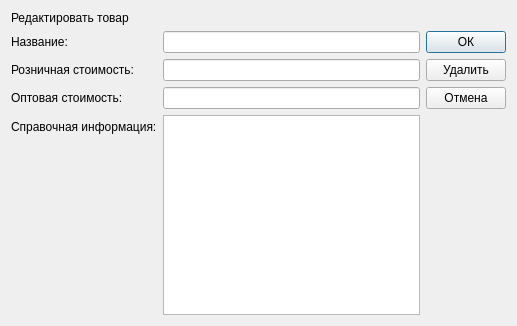
The window that dialog_edit_goods_manager.ui (MukizuL/Retail-Sale-App) describes before a commit, drawn with Qt 5.
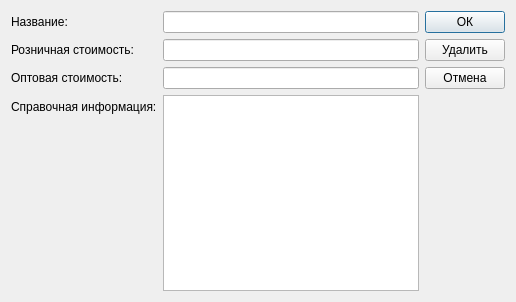
The same window after the commit.

Commit message: Validators, QSqlQueryModel and layout updates

Diff of the .ui file:
```diff
--- a/dialog_edit_goods_manager.ui
+++ b/dialog_edit_goods_manager.ui
@@ -6,8 +6,8 @@
    <rect>
     <x>0</x>
     <y>0</y>
-    <width>517</width>
-    <height>326</height>
+    <width>515</width>
+    <height>302</height>
    </rect>
   </property>
   <property name="sizePolicy">
@@ -23,29 +23,8 @@
    </size>
   </property>
   <property name="windowTitle">
-   <string>Dialog</string>
-  </property>
-  <layout class="QVBoxLayout" name="verticalLayout">
-   <item>
-    <widget class="QLabel" name="label">
-     <property name="sizePolicy">
-      <sizepolicy hsizetype="Preferred" vsizetype="Fixed">
-       <horstretch>0</horstretch>
-       <verstretch>0</verstretch>
-      </sizepolicy>
-     </property>
-     <property name="maximumSize">
-      <size>
-       <width>16777215</width>
-       <height>16</height>
-      </size>
-     </property>
-     <property name="text">
       <string>Редактировать товар</string>
      </property>
-    </widget>
-   </item>
-   <item>
     <layout class="QHBoxLayout" name="horizontalLayout">
      <item>
       <layout class="QFormLayout" name="formLayout">
@@ -223,8 +202,6 @@
           </size>
          </property>
         </spacer>
-       </item>
-      </layout>
      </item>
     </layout>
    </item>
```
Lines whose indentation alone changed are shown as unchanged. The commit also changes 10 other files.
